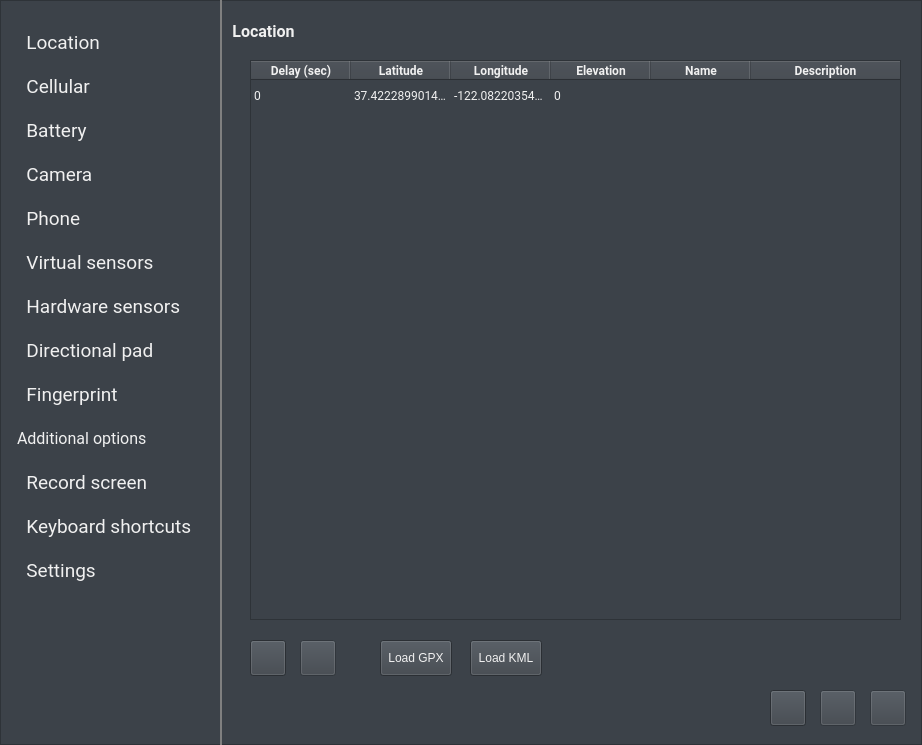
Above: android/skin/qt/extended.ui from vicamo/libandroid-emugl before the change. Below: the same form after it.
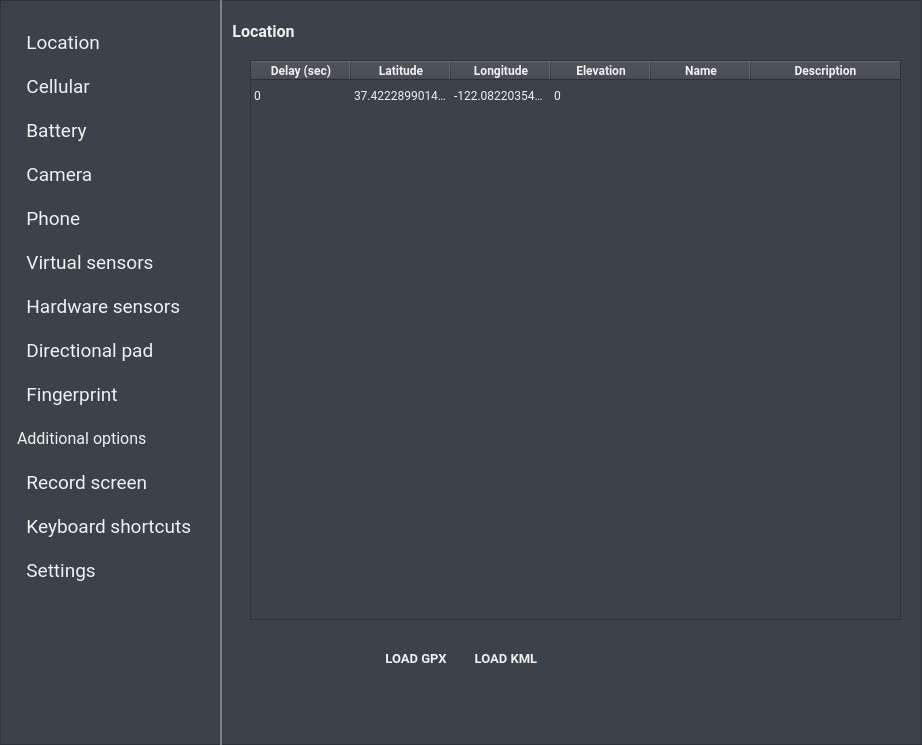
That is the form after the change. Icons and pictures are not drawn. Custom widgets are drawn as their Qt base class.

Commit message:
Change buttons on location page
This change makes the buttons on the Location page of the extended controls
look like the rest of the buttons (flat, bold font and all caps).

```diff
--- a/android/skin/qt/extended.ui
+++ b/android/skin/qt/extended.ui
@@ -108,6 +108,9 @@
        <normaloff>:/light/stop</normaloff>
        <disabledoff>:/light/stop_disabled</disabledoff>:/light/stop</iconset>
      </property>
+     <property name="flat">
+      <bool>true</bool>
+     </property>
      <property name="themeIconName" stdset="0">
       <string>stop</string>
      </property>
@@ -155,8 +158,22 @@
        <height>36</height>
       </rect>
      </property>
+     <property name="font">
+      <font>
+       <family>Roboto</family>
+       <pointsize>10</pointsize>
+       <weight>75</weight>
+       <bold>true</bold>
+      </font>
+     </property>
      <property name="text">
-      <string>Load GPX</string>
+      <string>LOAD GPX</string>
+     </property>
+     <property name="flat">
+      <bool>true</bool>
+     </property>
+     <property name="ColorGroup" stdset="0">
+      <string>Tool</string>
      </property>
     </widget>
     <widget class="QPushButton" name="loc_removeRowButton">
@@ -179,6 +196,9 @@
        <normaloff>:/light/remove</normaloff>
        <disabledoff>:/light/remove_disabled</disabledoff>:/light/remove</iconset>
      </property>
+     <property name="flat">
+      <bool>true</bool>
+     </property>
      <property name="themeIconName" stdset="0">
       <string>remove</string>
      </property>
@@ -208,6 +228,9 @@
        <height>32</height>
       </size>
      </property>
+     <property name="flat">
+      <bool>true</bool>
+     </property>
      <property name="themeIconName" stdset="0">
       <string>play_arrow</string>
      </property>
@@ -224,8 +247,22 @@
        <height>36</height>
       </rect>
      </property>
+     <property name="font">
+      <font>
+       <family>Roboto</family>
+       <pointsize>10</pointsize>
+       <weight>75</weight>
+       <bold>true</bold>
+      </font>
+     </property>
      <property name="text">
-      <string>Load KML</string>
+      <string>LOAD KML</string>
+     </property>
+     <property name="flat">
+      <bool>true</bool>
+     </property>
+     <property name="ColorGroup" stdset="0">
+      <string>Tool</string>
      </property>
     </widget>
     <widget class="QPushButton" name="loc_pauseButton">
@@ -248,6 +285,9 @@
        <normaloff>:/light/pause</normaloff>
        <disabledoff>:/light/pause_disabled</disabledoff>:/light/pause</iconset>
      </property>
+     <property name="flat">
+      <bool>true</bool>
+     </property>
      <property name="themeIconName" stdset="0">
       <string>pause</string>
      </property>
@@ -271,6 +311,9 @@
       <iconset resource="resources.qrc">
        <normaloff>:/light/add</normaloff>:/light/add</iconset>
      </property>
+     <property name="flat">
+      <bool>true</bool>
+     </property>
      <property name="themeIconName" stdset="0">
       <string>add</string>
      </property>
```
